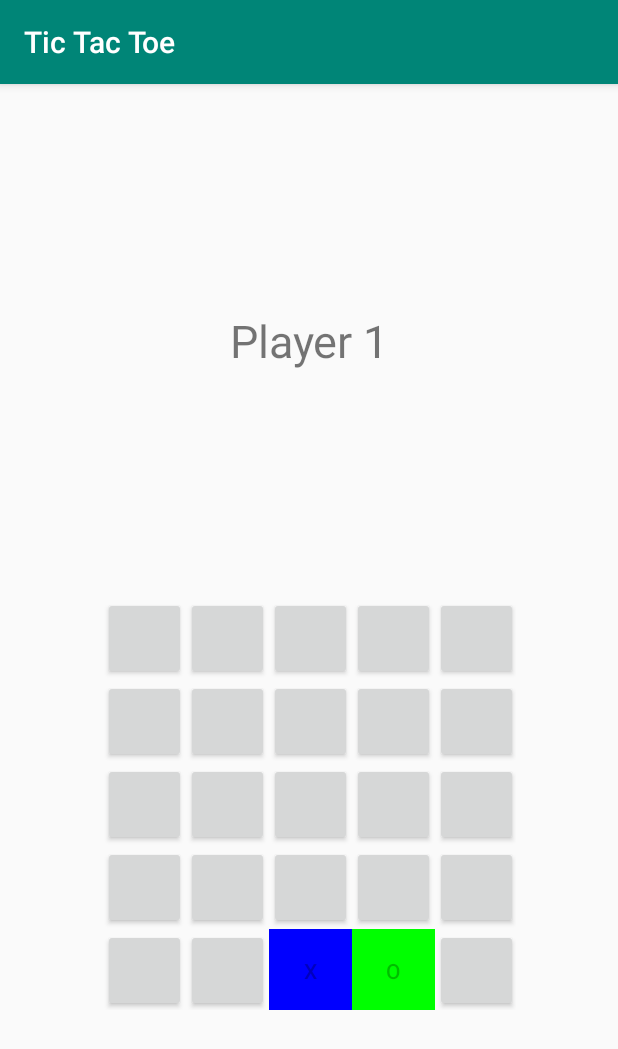
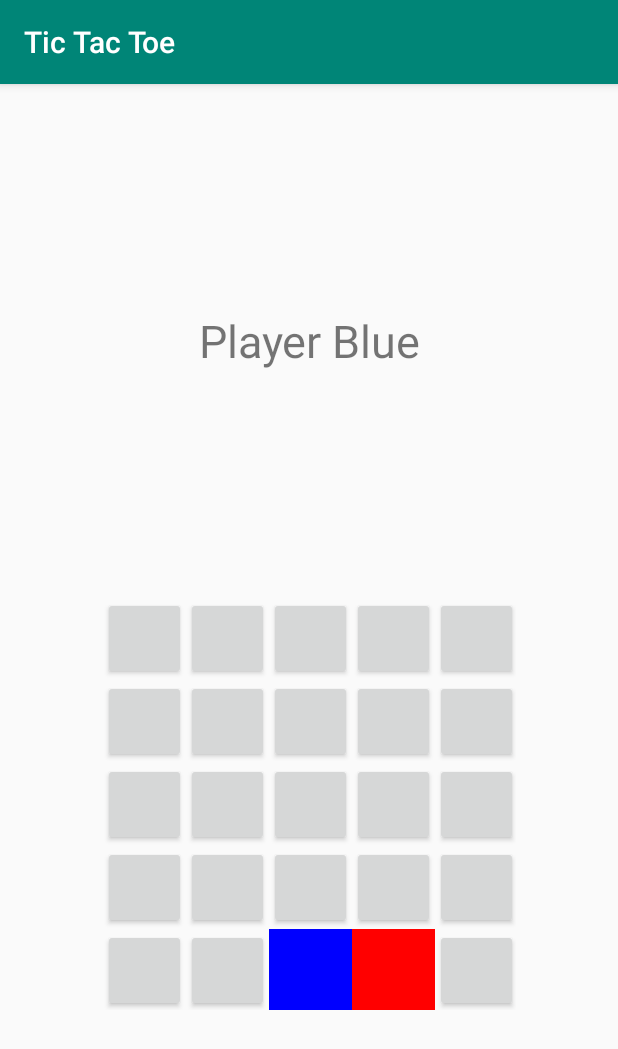
Before and after one commit to Luzkan/TicTacToe, an Android app: the PlayActivity screen opened directly, with no data from a screen before it, after a tap on an icon or button, on a phone screen of 412 x 824 dp. Shown: the top 1049 px of the screen. Run offline under Robolectric (Android 15) with nearby library versions, the phone set to English and light mode, and no system bars; 1 other tap on this screen came first.

Commit message:
0.21b Fix

```diff
--- a/app/src/main/java/com/luzkan/kolkokrzyzyk/MainActivity.kt
+++ b/app/src/main/java/com/luzkan/kolkokrzyzyk/MainActivity.kt
@@ -11,11 +11,9 @@ class MainActivity : AppCompatActivity() {
     private val mOnNavigationItemSelectedListener = BottomNavigationView.OnNavigationItemSelectedListener { item ->
         when (item.itemId) {
             R.id.navigation_home -> {
-                message.setText(R.string.title_home)
                 return@OnNavigationItemSelectedListener true
             }
             R.id.navigation_reset -> {
-                message.setText(R.string.title_reset)
                 return@OnNavigationItemSelectedListener true
             }
         }
--- a/app/src/main/java/com/luzkan/kolkokrzyzyk/PlayActivity.kt
+++ b/app/src/main/java/com/luzkan/kolkokrzyzyk/PlayActivity.kt
@@ -23,10 +23,10 @@ class PlayActivity : AppCompatActivity() {
 
         if(currentPlayer == 1){
             currentPlayer = 2
-            whoseTurn.text = "Player 2"
+            whoseTurn.text = "Player Red"
         }else{
             currentPlayer = 1
-            whoseTurn.text = "Player 1"
+            whoseTurn.text = "Player Blue"
         }
 
     }
@@ -88,9 +88,6 @@ class PlayActivity : AppCompatActivity() {
 
     }
 
-
-
-
     fun butClick(view: View) {
 
         val butSelected = view as Button
@@ -137,13 +134,13 @@ class PlayActivity : AppCompatActivity() {
     private fun madePlay(cellID: Int, butSelected: Button) {
 
         if(currentPlayer == 1){
-            butSelected.text = "X"
+            //butSelected.text = "X"
             butSelected.setBackgroundColor(Color.BLUE)
             player1.add(cellID)
             turnManager()
         }else{
-            butSelected.text = "O"
-            butSelected.setBackgroundColor(Color.GREEN)
+            //butSelected.text = "O"
+            butSelected.setBackgroundColor(Color.RED)
             player2.add(cellID)
             turnManager()
         }
@@ -152,4 +149,6 @@ class PlayActivity : AppCompatActivity() {
     }
 
 
+
+
 }
--- a/app/src/main/res/layout/activity_play.xml
+++ b/app/src/main/res/layout/activity_play.xml
@@ -14,7 +14,7 @@
         android:layout_marginTop="8dp"
         android:layout_marginEnd="8dp"
         android:gravity="center"
-        android:text="@string/player_one"
+        android:text="@string/player"
         android:textSize="30sp"
         app:layout_constraintBottom_toTopOf="@+id/gridLayout"
         app:layout_constraintEnd_toEndOf="parent"
--- a/app/src/main/res/values/strings.xml
+++ b/app/src/main/res/values/strings.xml
@@ -3,7 +3,7 @@
     <string name="title_home">Home</string>
     <string name="title_reset">Reset</string>
     <string name="turn">Turn:</string>
-    <string name="player_one">Player One</string>
+    <string name="player">Player Blue</string>
     <string name="ai">AI</string>
     <string name="vs">VS</string>
     <string name="tic_tac_toe">Tic Tac Toe</string>
```
